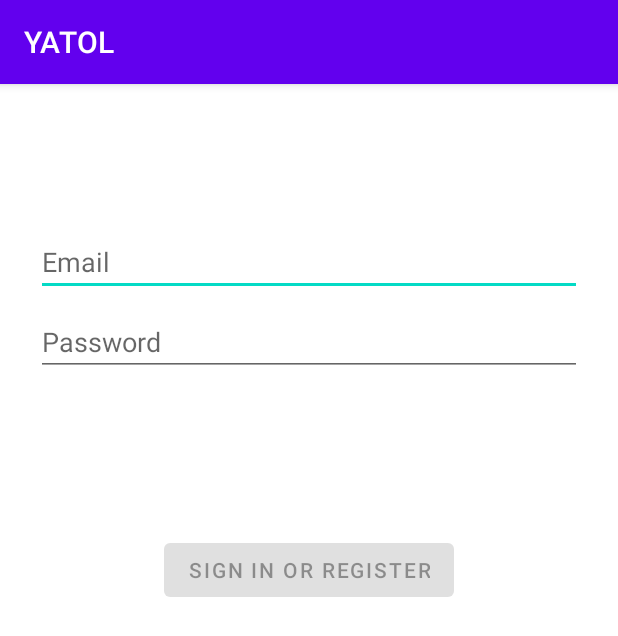
After one commit to ChristianKitte/Yatol, an Android app: the LogInActivity screen opened directly, with no data from a screen before it, on a phone screen of 412 x 824 dp. The commit adds this screen. Shown: the top 636 px of the screen. Run offline under Robolectric (Android 15) with nearby library versions, the phone set to English and light mode, and no system bars.

Commit message:
Login implementiert, Einheitliche Oberfläche für Add und Edit erzeugt

```diff
--- a/app/src/main/java/de/ckitte/myapplication/Model/EditToDoModel.kt
+++ b/app/src/main/java/de/ckitte/myapplication/Model/EditToDoModel.kt
@@ -12,7 +12,10 @@ class EditToDoModel(private val toDoDao: ToDoRepository) : ViewModel() {
     }
 
     fun updateToDoItem(toDoItem: ToDoItem) = viewModelScope.launch {
-        toDoDao.updateToDoItem(toDoItem)
+        when (toDoItem.toDoId) {
+            0 -> toDoDao.addToDoItem(toDoItem)
+            else -> toDoDao.updateToDoItem(toDoItem)
+        }
     }
 
     fun deleteToDoItem(toDoItem: ToDoItem) = viewModelScope.launch {
--- a/app/src/main/java/de/ckitte/myapplication/surface/EditToDo.kt
+++ b/app/src/main/java/de/ckitte/myapplication/surface/EditToDo.kt
@@ -104,7 +104,6 @@ class EditToDo : Fragment(R.layout.fragment_edit_todo), DatePickerDialog.OnDateS
 
                 override fun onTextChanged(s: CharSequence?, start: Int, before: Int, count: Int) {
                     _binding.apply {
-                        val x = 0
                         btnSave.isEnabled = (etTitle.length() > 0) && (etDescription.length() > 0)
                     }
                 }
--- /dev/null
+++ b/app/src/main/java/de/ckitte/myapplication/surface/LogInActivity.kt
@@ -0,0 +1,88 @@
+package de.ckitte.myapplication.surface
+
+import android.content.Intent
+import androidx.appcompat.app.AppCompatActivity
+import android.os.Bundle
+import android.widget.Toast
+import androidx.core.widget.addTextChangedListener
+import com.google.android.material.snackbar.Snackbar
+import de.ckitte.myapplication.R
+import de.ckitte.myapplication.database.ToDoDatabase
+import de.ckitte.myapplication.database.repository.ToDoRepository
+import de.ckitte.myapplication.databinding.ActivityLogInBinding
+import de.ckitte.myapplication.databinding.ActivityMainBinding
+import de.ckitte.myapplication.login.LoginProvider
+import de.ckitte.myapplication.login.LoginProvider.Companion.ValidateCredentials
+import de.ckitte.myapplication.startup.MainActivity
+import kotlinx.coroutines.CoroutineScope
+import kotlinx.coroutines.GlobalScope
+import kotlinx.coroutines.SupervisorJob
+import kotlinx.coroutines.launch
+
+class LogInActivity : AppCompatActivity() {
+    private lateinit var _binding: ActivityLogInBinding
+    private var isValidInput: Boolean = false
+
+    private val user: String = "yattol@hallo.ms"
+    private val key: String = "01234"
+
+    // https://miromatech.com/android/edittext-inputtype/
+
+    override fun onCreate(savedInstanceState: Bundle?) {
+        super.onCreate(savedInstanceState)
+        this._binding = ActivityLogInBinding.inflate(layoutInflater)
+
+        val view = _binding.root
+        setContentView(view)
+
+
+
+        _binding.etUsername.addTextChangedListener {
+            validateForm()
+        }
+
+        _binding.etPassword.addTextChangedListener {
+            validateForm()
+        }
+
+        _binding.btnLogin.setOnClickListener {
+            if (isValidInput) {
+                _binding.etUsername.setText("yattol@hallo.ms")
+                _binding.etPassword.setText("01234")
+
+                val myCredentials = LoginProvider.Companion.YATOLCredentials(
+                    user = _binding.etUsername.text.toString(),
+                    key = _binding.etPassword.text.toString()
+                )
+
+                val isValid = ValidateCredentials(myCredentials)
+
+                if (isValid) {
+                    val intent = Intent(this, MainActivity::class.java)
+                    startActivity(intent)
+                } else {
+                    wipeInput()
+
+                    Snackbar.make(
+                        view,
+                        "Der Benutzername oder das Passwort sind falsch",
+                        Snackbar.LENGTH_LONG
+                    ).show()
+                }
+            }
+        }
+    }
+
+    private fun wipeInput() {
+        _binding.apply {
+            etUsername.text.clear()
+            etPassword.text.clear()
+        }
+    }
+
+    private fun validateForm() {
+        isValidInput = true
+
+        _binding.btnLogin.isEnabled = isValidInput
+    }
+}
--- a/app/src/main/java/de/ckitte/myapplication/surface/ToDoList.kt
+++ b/app/src/main/java/de/ckitte/myapplication/surface/ToDoList.kt
@@ -49,7 +49,8 @@ class ToDoList : Fragment(R.layout.fragment_todo_list) {
         _binding.menuBottomNavigation.menu.getItem(2).isEnabled = false
 
         _binding.fabAdd.setOnClickListener {
-            it.findNavController().navigate(R.id.action_toDoListFragment_to_addToDo)
+            viewModel.iniNewToDoItem()
+            it.findNavController().navigate(R.id.action_toDoList_to_editToDo)
         }
 
         _binding.menuBottomNavigation.setOnNavigationItemSelectedListener {
--- a/app/src/main/java/de/ckitte/myapplication/viewadapter/ToDoListViewAdapter.kt
+++ b/app/src/main/java/de/ckitte/myapplication/viewadapter/ToDoListViewAdapter.kt
@@ -1,7 +1,6 @@
 package de.ckitte.myapplication.viewadapter
 
 import android.annotation.SuppressLint
-import android.content.Context
 import android.graphics.drawable.Drawable
 import android.view.LayoutInflater
 import android.view.ViewGroup
@@ -53,7 +52,7 @@ class ToDoListViewAdapter(private val viewModel: ToDoListModel) :
 
                 fabEdit.setOnClickListener {
                     viewModel.setCurrentToDoItem(toDo)
-                    it.findNavController().navigate(R.id.action_toDoListFragment_to_editToDo)
+                    it.findNavController().navigate(R.id.action_toDoList_to_editToDo)
                 }
 
                 checkIsDone.setOnClickListener {
--- /dev/null
+++ b/app/src/main/res/layout/activity_log_in.xml
@@ -0,0 +1,58 @@
+<?xml version="1.0" encoding="utf-8"?>
+<androidx.constraintlayout.widget.ConstraintLayout xmlns:android="http://schemas.android.com/apk/res/android"
+    xmlns:app="http://schemas.android.com/apk/res-auto"
+    xmlns:tools="http://schemas.android.com/tools"
+    android:layout_width="match_parent"
+    android:layout_height="match_parent"
+    tools:context=".surface.LogInActivity">
+
+    <EditText
+        android:id="@+id/etUsername"
+        android:layout_width="0dp"
+        android:layout_height="wrap_content"
+        android:layout_marginStart="24dp"
+        android:layout_marginTop="96dp"
+        android:layout_marginEnd="24dp"
+        android:autofillHints="@string/prompt_email"
+        android:hint="@string/prompt_email"
+        android:inputType="textEmailAddress"
+        android:selectAllOnFocus="true"
+        app:layout_constraintEnd_toEndOf="parent"
+        app:layout_constraintStart_toStartOf="parent"
+        app:layout_constraintTop_toTopOf="parent" />
+
+    <EditText
+        android:id="@+id/etPassword"
+        android:layout_width="0dp"
+        android:layout_height="wrap_content"
+        android:layout_marginStart="24dp"
+        android:layout_marginTop="8dp"
+        android:layout_marginEnd="24dp"
+        android:autofillHints="@string/prompt_password"
+        android:hint="@string/prompt_password"
+        android:imeActionLabel="@string/action_sign_in_short"
+        android:imeOptions="actionDone"
+        android:inputType="textPassword"
+        android:selectAllOnFocus="true"
+        app:layout_constraintEnd_toEndOf="parent"
+        app:layout_constraintStart_toStartOf="parent"
+        app:layout_constraintTop_toBottomOf="@+id/etUsername" />
+
+    <Button
+        android:id="@+id/btnLogin"
+        android:layout_width="wrap_content"
+        android:layout_height="wrap_content"
+        android:layout_gravity="start"
+        android:layout_marginStart="48dp"
+        android:layout_marginTop="16dp"
+        android:layout_marginEnd="48dp"
+        android:layout_marginBottom="64dp"
+        android:enabled="false"
+        android:text="@string/action_sign_in"
+        app:layout_constraintBottom_toBottomOf="parent"
+        app:layout_constraintEnd_toEndOf="parent"
+        app:layout_constraintStart_toStartOf="parent"
+        app:layout_constraintTop_toBottomOf="@+id/etPassword"
+        app:layout_constraintVertical_bias="0.2" />
+
+</androidx.constraintlayout.widget.ConstraintLayout>
--- a/app/src/main/res/layout/fragment_contacts.xml
+++ b/app/src/main/res/layout/fragment_contacts.xml
@@ -5,7 +5,7 @@
     android:id="@+id/frameLayout4"
     android:layout_width="match_parent"
     android:layout_height="match_parent"
-    tools:context=".surface.ContactsFragment">
+    tools:context=".surface.Contacts">
 
     <TextView
         android:id="@+id/editTextTextPersonName"
--- a/app/src/main/res/values/dimens.xml
+++ b/app/src/main/res/values/dimens.xml
@@ -3,4 +3,7 @@
     <!-- Default screen margins, per the Android Design guidelines. -->
     <dimen name="fragment_horizontal_margin">16dp</dimen>
     <dimen name="fragment_vertical_margin">16dp</dimen>
+    <!-- Default screen margins, per the Android Design guidelines. -->
+    <dimen name="activity_horizontal_margin">16dp</dimen>
+    <dimen name="activity_vertical_margin">16dp</dimen>
 </resources>
--- a/app/src/main/res/values/strings.xml
+++ b/app/src/main/res/values/strings.xml
@@ -23,4 +23,5 @@
     <string name="login_failed">"Login failed"</string>
     <string name="dummy_button">Dummy Button</string>
     <string name="dummy_content">DUMMY\nCONTENT</string>
+    <string name="title_activity_login">Login</string>
 </resources>
```
Also changed, not shown: app/src/main/AndroidManifest.xml (+7 -0 lines), app/src/main/java/de/ckitte/myapplication/Model/AddToDoModel.kt (deleted, +0 -28 lines), app/src/main/java/de/ckitte/myapplication/Model/ToDoListModel.kt (+8 -5 lines), app/src/main/java/de/ckitte/myapplication/Util/NetworkUtil.kt (added, +9 -0 lines), app/src/main/java/de/ckitte/myapplication/database/repository/ToDoRepository.kt (+14 -0 lines), app/src/main/java/de/ckitte/myapplication/surface/AddToDo.kt (deleted, +0 -190 lines), app/src/main/java/de/ckitte/myapplication/surface/Contacts.kt (+3 -5 lines), app/src/main/res/navigation/navigation_main.xml (+8 -20 lines).
